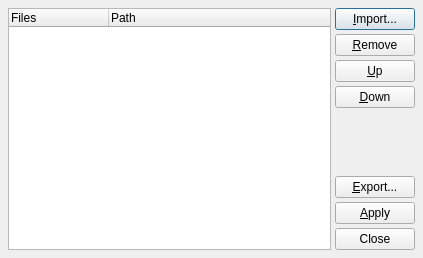
rncbc/qtractor, file src/qtractorMidiControlForm.ui: the form before one commit.
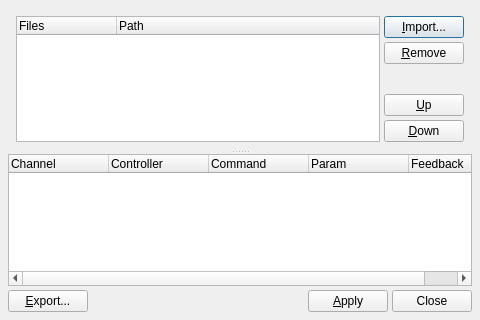
The form after the commit. Icons and pictures are not drawn.

Commit message: - A new MIDI controller mapping infrastructure, with primal   configuration file management (View/Controllers...), is   now breeding into place; on-going contribution by Mathias   aka gizzmo; control map view added (EXPERIMENTAL).

Diff of the .ui file:
```diff
--- a/src/qtractorMidiControlForm.ui
+++ b/src/qtractorMidiControlForm.ui
@@ -25,8 +25,8 @@
    <rect>
     <x>0</x>
     <y>0</y>
-    <width>423</width>
-    <height>258</height>
+    <width>480</width>
+    <height>320</height>
    </rect>
   </property>
   <property name="windowTitle">
@@ -35,14 +35,18 @@
   <property name="windowIcon">
    <iconset resource="../icons/qtractor.qrc">:/icons/itemControllers.png</iconset>
   </property>
+  <layout class="QVBoxLayout">
+   <item>
+    <widget class="QSplitter">
+     <property name="orientation">
+      <enum>Qt::Vertical</enum>
+     </property>
+     <widget class="QWidget">
   <layout class="QHBoxLayout">
    <item>
     <widget class="QTreeWidget" name="FilesListView">
-     <property name="minimumSize">
-      <size>
-       <width>320</width>
-       <height>240</height>
-      </size>
+         <property name="toolTip">
+          <string>Controller files</string>
      </property>
      <property name="rootIsDecorated">
       <bool>false</bool>
@@ -99,6 +103,19 @@
        </property>
       </widget>
      </item>
+         <item>
+          <spacer>
+           <property name="orientation">
+            <enum>Qt::Vertical</enum>
+           </property>
+           <property name="sizeHint">
+            <size>
+             <width>20</width>
+             <height>8</height>
+            </size>
+           </property>
+          </spacer>
+         </item>
      <item>
       <widget class="QPushButton" name="MoveUpPushButton">
        <property name="toolTip">
@@ -131,19 +148,53 @@
        </property>
       </widget>
      </item>
+        </layout>
+       </item>
+      </layout>
+     </widget>
+     <widget class="QTreeWidget" name="ControlMapListView">
+      <property name="toolTip">
+       <string>Controller map</string>
+      </property>
+      <property name="rootIsDecorated">
+       <bool>false</bool>
+      </property>
+      <property name="uniformRowHeights">
+       <bool>true</bool>
+      </property>
+      <property name="itemsExpandable">
+       <bool>false</bool>
+      </property>
+      <column>
+       <property name="text">
+        <string>Channel</string>
+       </property>
+      </column>
+      <column>
+       <property name="text">
+        <string>Controller</string>
+       </property>
+      </column>
+      <column>
+       <property name="text">
+        <string>Command</string>
+       </property>
+      </column>
+      <column>
+       <property name="text">
+        <string>Param</string>
+       </property>
+      </column>
+      <column>
+       <property name="text">
+        <string>Feedback</string>
+       </property>
+      </column>
+     </widget>
+    </widget>
+   </item>
      <item>
-      <spacer>
-       <property name="orientation">
-        <enum>Qt::Vertical</enum>
-       </property>
-       <property name="sizeHint" stdset="0">
-        <size>
-         <width>0</width>
-         <height>0</height>
-        </size>
-       </property>
-      </spacer>
-     </item>
+    <layout class="QHBoxLayout">
      <item>
       <widget class="QPushButton" name="ExportPushButton">
        <property name="toolTip">
@@ -160,6 +211,19 @@
        </property>
       </widget>
      </item>
+     <item>
+      <spacer>
+       <property name="orientation">
+        <enum>Qt::Horizontal</enum>
+       </property>
+       <property name="sizeHint">
+        <size>
+         <width>220</width>
+         <height>20</height>
+        </size>
+       </property>
+      </spacer>
+     </item>
      <item>
       <widget class="QPushButton" name="ApplyPushButton">
        <property name="toolTip">
```
Left out of the diff: 13 changed lines with no effect on the pictures. Lines whose indentation alone changed are shown as unchanged. The commit also changes 6 other files.
